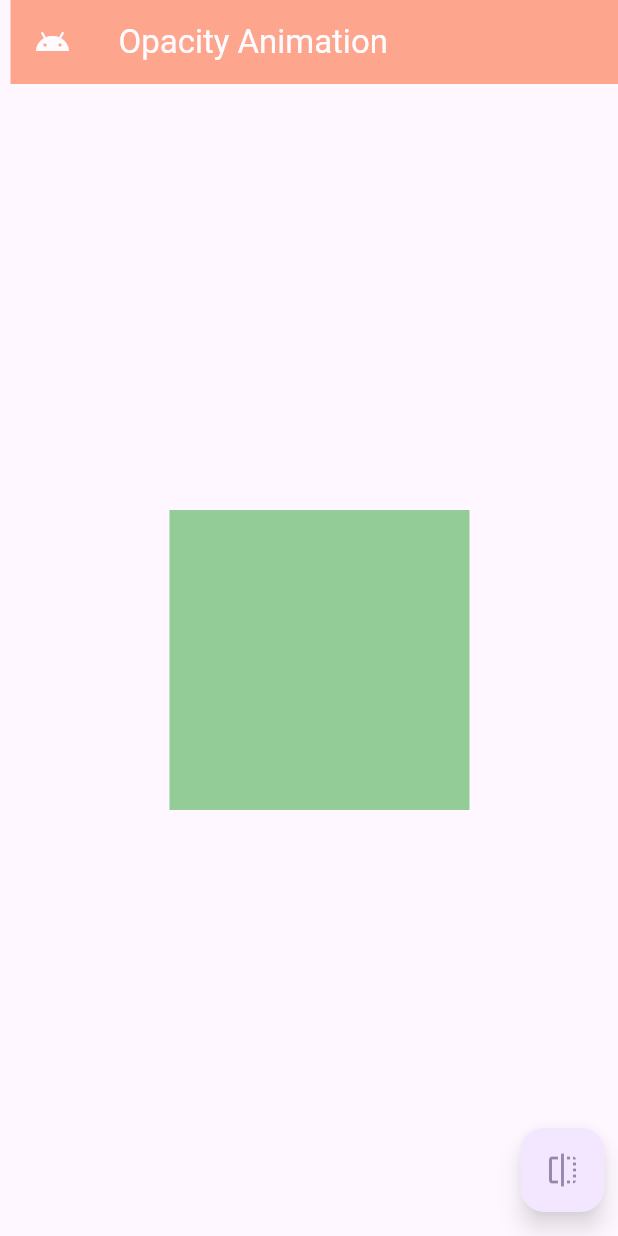
After one commit to emondd4/flutter_animation, a Flutter app: the screen it shows after launch, after a tap on "Opacity Animation", on a phone screen of 412 x 824 dp. The commit adds this screen. Run offline on Flutter 3.47's test engine with Material 2 defaults, Android fonts, the phone set to English and light mode, and no system bars.

Commit message:
opacity animation done

```diff
--- a/lib/HomeScreen.dart
+++ b/lib/HomeScreen.dart
@@ -1,6 +1,7 @@
 import 'dart:async';
 
 import 'package:flutter/material.dart';
+import 'package:flutter_animation/OpacityAnimationScreen.dart';
 import 'package:flutter_animation/TwinAnimationScreen.dart';
 
 import 'AnimatedContainerScreen.dart';
@@ -42,6 +43,8 @@ class _HomePageState extends State<HomePage> {
             customButton("Twin Animation", const TwinAnimationPage()),
             const SizedBox(height: 10.0,),
             customButton("Animated Container", const AnimatedContainerPage()),
+            const SizedBox(height: 10.0,),
+            customButton("Opacity Animation", const OpacityAnimationPage()),
           ],
         ),
       ),
--- /dev/null
+++ b/lib/OpacityAnimationScreen.dart
@@ -0,0 +1,52 @@
+import 'package:flutter/material.dart';
+
+class OpacityAnimationPage extends StatefulWidget {
+  const OpacityAnimationPage({Key? key}) : super(key: key);
+
+  @override
+  State<OpacityAnimationPage> createState() => _OpacityAnimationPageState();
+}
+
+class _OpacityAnimationPageState extends State<OpacityAnimationPage> {
+
+  bool _visible = true;
+
+  @override
+  Widget build(BuildContext context) {
+    return Scaffold(
+      appBar: AppBar(
+        leading: const Icon(
+          Icons.android,
+          color: Colors.white,
+        ),
+        title: const Text(
+          "Opacity Animation",
+          style: TextStyle(color: Colors.white),
+        ),
+        backgroundColor: Colors.deepOrangeAccent,
+      ),
+      body: Center(
+        child: AnimatedOpacity(
+          // If the widget is visible, animate to 0.0 (invisible).
+          // If the widget is hidden, animate to 1.0 (fully visible).
+          opacity: _visible ? 1.0 : 0.0,
+          duration: const Duration(milliseconds: 500),
+          child: Container(
+            width: 200,
+            height: 200,
+            color: Colors.green,
+          ),
+        ),
+      ),
+      floatingActionButton: FloatingActionButton(
+        onPressed: () {
+          setState(() {
+            _visible = !_visible;
+          });
+        },
+        tooltip: 'Toggle Opacity',
+        child: const Icon(Icons.flip),
+      ),
+    );
+  }
+}
```
